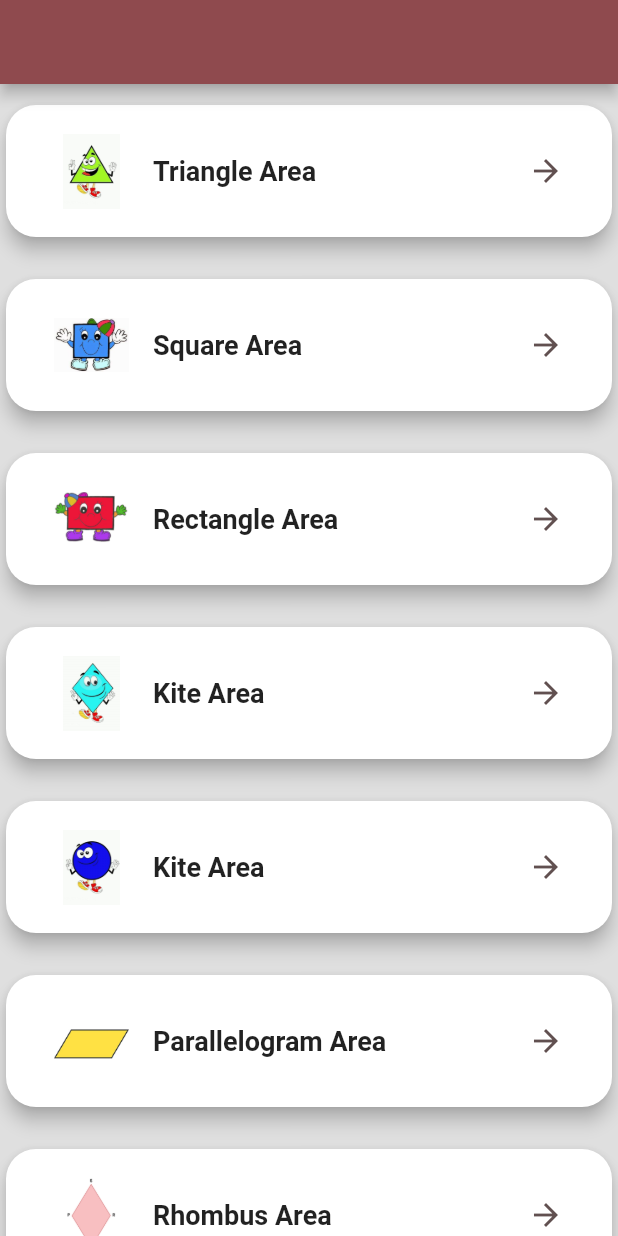
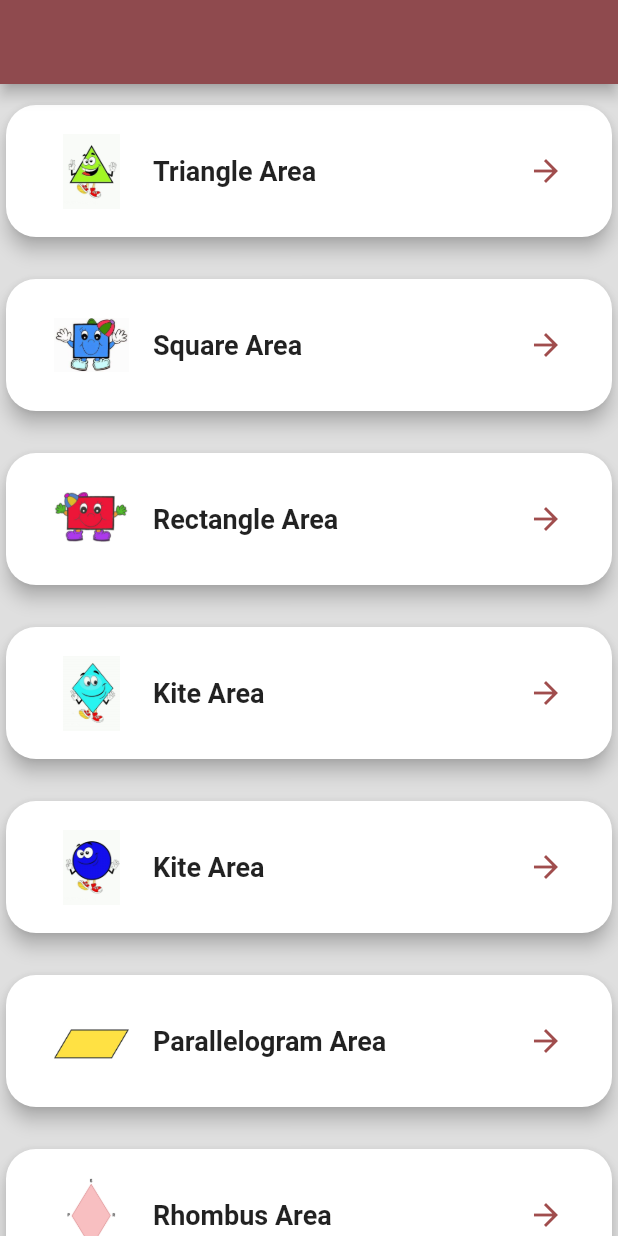
Before and after one commit to howhigare/kalkulator-luas-bangundatar, a Flutter app: the screen it shows after launch, on a phone screen of 412 x 824 dp. Run offline on Flutter 3.47's test engine with Material 2 defaults, Android fonts, the phone set to English and light mode, and no system bars; our stand-ins replace get.

Commit message:
first commit

```diff
--- a/lib/homePage.dart
+++ b/lib/homePage.dart
@@ -83,7 +83,7 @@ class CustomCard extends StatelessWidget {
                   ),
                   Icon(
                     Icons.arrow_forward,
-                    color: Color.fromARGB(255, 97, 80, 80),
+                    color: Color.fromARGB(255, 160, 77, 77),
                   ),
                 ],
               ),
```
